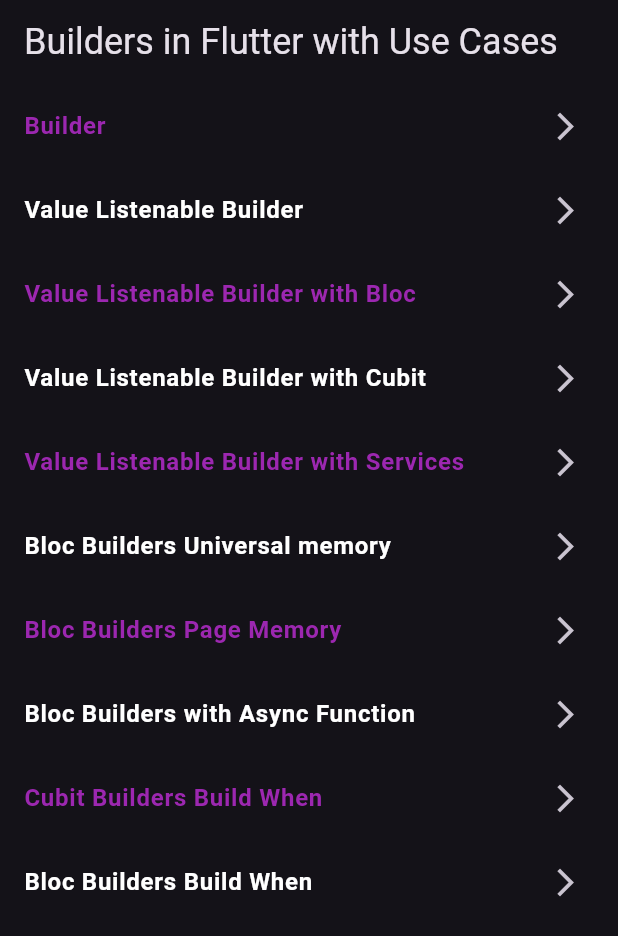
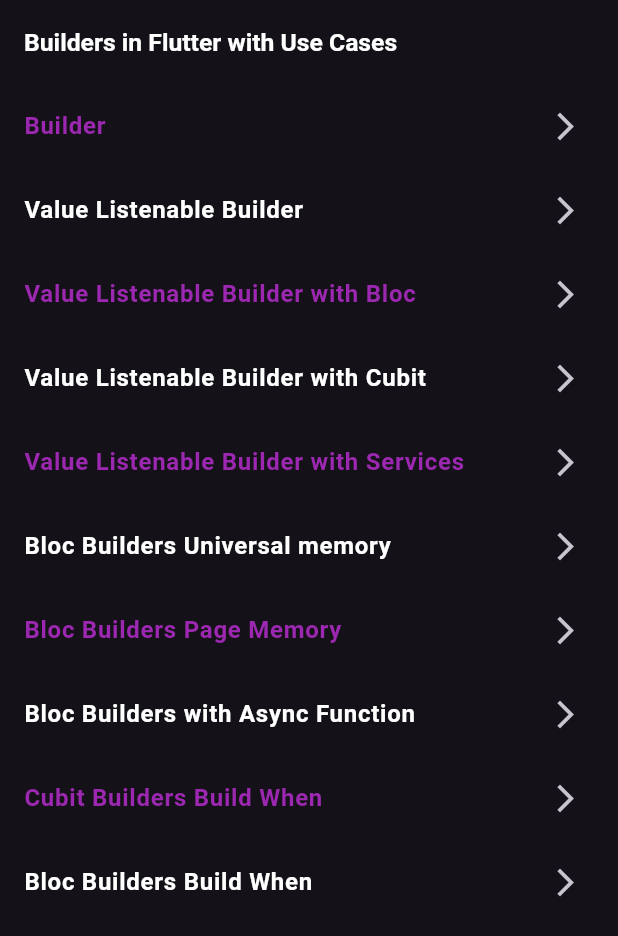
Before and after one commit to jinosh05/flutter_builders_eample, a Flutter app: the screen it shows after launch, on a phone screen of 412 x 824 dp. Shown: the top 936 px of the screen. Run offline on Flutter 3.47's test engine with Material 3 defaults, Android fonts, the phone set to English and light mode, and no system bars; our stand-ins replace bloc, flutter_bloc, nested.

Commit message:
textTheme Responsive font updated

```diff
--- a/lib/main.dart
+++ b/lib/main.dart
@@ -57,7 +57,14 @@
 
   @override
   Widget build(final BuildContext context) => MaterialApp(
-        theme: ThemeData.dark(),
+        theme: ThemeData.dark().copyWith(
+          textTheme: TextTheme(
+            headlineSmall: TextStyle(
+              fontWeight: FontWeight.w600,
+              fontSize: MediaQuery.sizeOf(context).height * 0.02,
+            ),
+          ),
+        ),
         debugShowCheckedModeBanner: false,
         home: HomePage(),
       );
```
